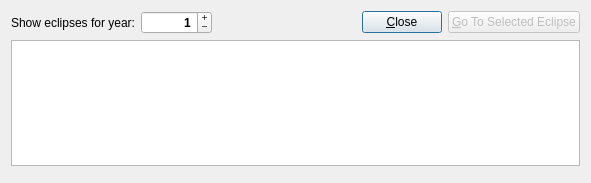
KDE/marble, file src/plugins/render/eclipses/EclipsesBrowserDialog.ui: the form before one commit.
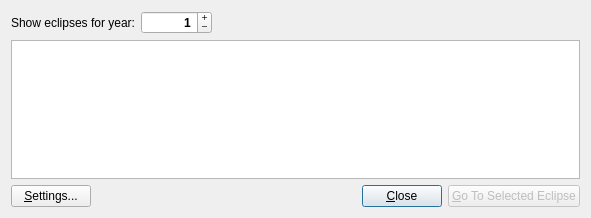
The form after the commit.

Commit message: EclipsesPlugin: Adjust eclipse browser dialog

```diff
--- a/src/plugins/render/eclipses/EclipsesBrowserDialog.ui
+++ b/src/plugins/render/eclipses/EclipsesBrowserDialog.ui
@@ -7,7 +7,7 @@
     <x>0</x>
     <y>0</y>
     <width>591</width>
-    <height>183</height>
+    <height>218</height>
    </rect>
   </property>
   <property name="windowTitle">
@@ -20,6 +20,9 @@
    <item>
     <widget class="QWidget" name="widget" native="true">
      <layout class="QHBoxLayout" name="horizontalLayout">
+      <property name="spacing">
+       <number>6</number>
+      </property>
       <property name="margin">
        <number>0</number>
       </property>
@@ -92,23 +95,6 @@
         </property>
        </spacer>
       </item>
-      <item>
-       <widget class="QPushButton" name="buttonClose">
-        <property name="text">
-         <string>&amp;Close</string>
-        </property>
-       </widget>
-      </item>
-      <item>
-       <widget class="QPushButton" name="buttonShow">
-        <property name="enabled">
-         <bool>false</bool>
-        </property>
-        <property name="text">
-         <string>&amp;Go To Selected Eclipse</string>
-        </property>
-       </widget>
-      </item>
      </layout>
     </widget>
    </item>
@@ -139,13 +125,50 @@
    </item>
    <item>
     <widget class="QWidget" name="widgetButtons" native="true">
-     <layout class="QHBoxLayout" name="horizontalLayout_2">
-      <property name="spacing">
-       <number>6</number>
-      </property>
+     <layout class="QHBoxLayout" name="horizontalLayout_3">
       <property name="margin">
        <number>0</number>
       </property>
+      <item>
+       <widget class="QPushButton" name="buttonSettings">
+        <property name="text">
+         <string>&amp;Settings...</string>
+        </property>
+       </widget>
+      </item>
+      <item>
+       <spacer name="horizontalSpacer2">
+        <property name="orientation">
+         <enum>Qt::Horizontal</enum>
+        </property>
+        <property name="sizeHint" stdset="0">
+         <size>
+          <width>40</width>
+          <height>20</height>
+         </size>
+        </property>
+       </spacer>
+      </item>
+      <item>
+       <widget class="QPushButton" name="buttonClose">
+        <property name="text">
+         <string>&amp;Close</string>
+        </property>
+        <property name="default">
+         <bool>true</bool>
+        </property>
+       </widget>
+      </item>
+      <item>
+       <widget class="QPushButton" name="buttonShow">
+        <property name="enabled">
+         <bool>false</bool>
+        </property>
+        <property name="text">
+         <string>&amp;Go To Selected Eclipse</string>
+        </property>
+       </widget>
+      </item>
      </layout>
     </widget>
    </item>
```
Left out of the diff: 39 changed lines with no effect on the pictures. The commit also changes 5 other files.
